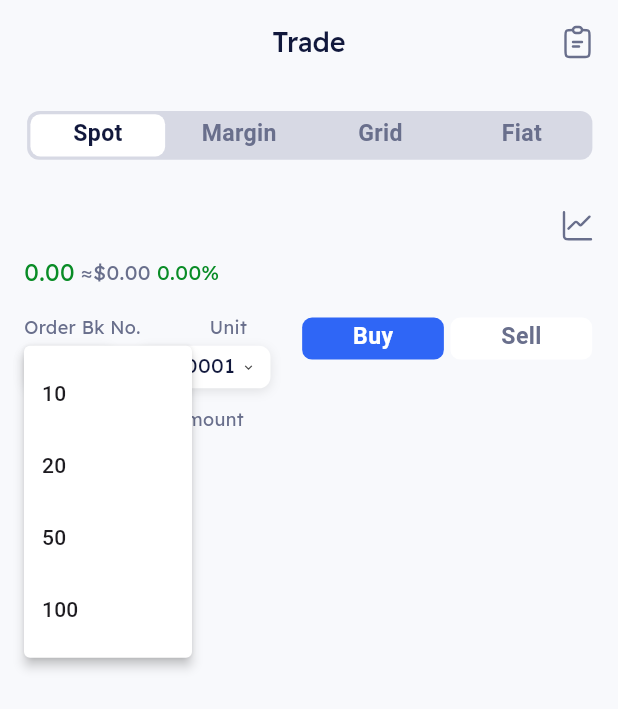
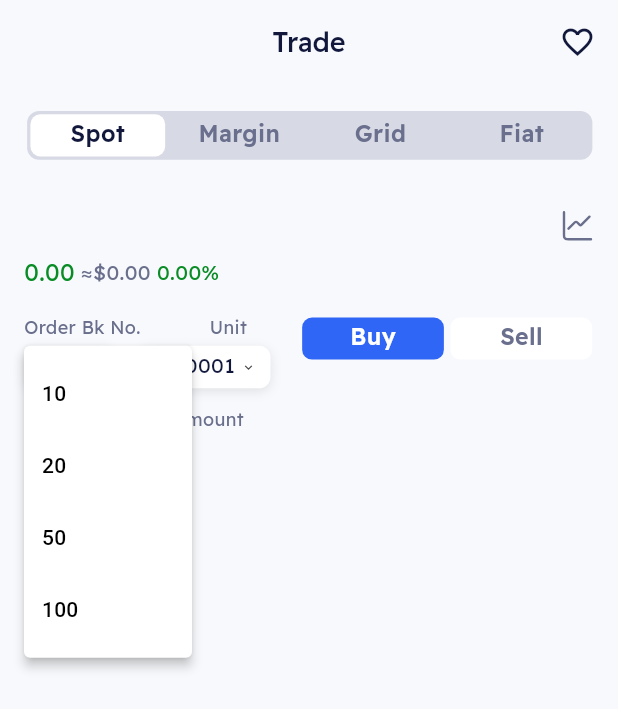
Before and after one commit to jasonwill0212/CryptoExchange_Mobile, a Flutter app: the TradeScreen screen opened directly, after a tap on "10", on a phone screen of 412 x 824 dp. Shown: the top 709 px of the screen. Run offline on Flutter 3.47's test engine with Material 3 defaults, Android fonts, the phone set to English and light mode, and no system bars; our stand-ins replace flutter_svg, shared_preferences; accounts and stored records are empty.

Commit message:
refactor: implement context extension for responsive design and update UI components

```diff
--- a/lib/components/app_social.dart
+++ b/lib/components/app_social.dart
@@ -3,6 +3,7 @@ import 'package:cryptoexchange/components/app_path.dart';
 import 'package:cryptoexchange/components/app_text.dart';
 import 'package:cryptoexchange/components/app_textstyle.dart';
 import 'package:cryptoexchange/core/enum/enum.dart';
+import 'package:cryptoexchange/core/extension/context_extension.dart';
 import 'package:flutter/material.dart';
 import 'package:flutter_svg/svg.dart';
 
@@ -21,12 +22,11 @@ class AppSocial extends StatelessWidget {
 
   @override
   Widget build(BuildContext context) {
-    final size = MediaQuery.of(context).size;
     return InkWell(
       onTap: onTap,
       child: Container(
-        height: height ?? size.height * 0.06,
-        width: width ?? size.width * 0.9,
+        height: height ?? context.screenHeight * 0.06,
+        width: width ?? context.screenWidth * 0.9,
         decoration: _boxDecoration(),
         child: _buildChild(type),
       ),
--- /dev/null
+++ b/lib/core/extension/widget_extension.dart
@@ -0,0 +1 @@
+library;
--- /dev/null
+++ b/lib/core/theme/app_theme.dart
@@ -0,0 +1,89 @@
+import 'package:cryptoexchange/components/app_color.dart';
+import 'package:cryptoexchange/components/app_textstyle.dart';
+import 'package:flutter/material.dart';
+
+class AppTheme {
+  /// Dark Theme Data
+  static final ThemeData darkTheme = ThemeData(
+    // brightness: Brightness.dark,
+    primaryColor: AppColor.darkNavyBlue,
+    scaffoldBackgroundColor: AppColor.darkNavyBlue,
+    appBarTheme: AppBarTheme(
+      backgroundColor: AppColor.darkNavyBlue,
+      titleTextStyle: AppTextStyle.tsMediumdarkNavyBlue18,
+      iconTheme: IconThemeData(color: AppColor.darkNavyBlue),
+    ),
+
+    /// textStyle
+    textTheme: TextTheme(
+      displayLarge: AppTextStyle.tsMediumdarkNavyBlue18.copyWith(
+        color: AppColor.darkNavyBlue,
+      ),
+      displayMedium: AppTextStyle.tsRegulardarkNavyBlue16.copyWith(
+        color: AppColor.white,
+      ),
+      displaySmall: AppTextStyle.tsRegulargrayishNavy14.copyWith(
+        color: AppColor.darkNavyBlue,
+      ),
+      bodyLarge: AppTextStyle.tsRegulargreen16.copyWith(
+        color: AppColor.darkNavyBlue,
+      ),
+      bodyMedium: AppTextStyle.tsRegularred14.copyWith(
+        color: AppColor.darkNavyBlue,
+      ),
+      bodySmall: AppTextStyle.tsRegulargrayishNavy12.copyWith(
+        color: AppColor.darkNavyBlue,
+      ),
+    ),
+
+    /// color scheme
+    colorScheme: ColorScheme.light(
+      primary: AppColor.darkNavyBlue,
+      secondary: AppColor.red,
+      primaryContainer: AppColor.green,
+      onPrimary: AppColor.brightBlue,
+    ),
+  );
+
+  /// Light Theme Data
+  static final ThemeData lightTheme = ThemeData(
+    // brightness: Brightness.light,
+    primaryColor: AppColor.white,
+    scaffoldBackgroundColor: AppColor.almostWhite,
+    appBarTheme: AppBarTheme(
+      backgroundColor: AppColor.almostWhite,
+      titleTextStyle: AppTextStyle.tsMediumdarkNavyBlue18,
+      iconTheme: IconThemeData(color: AppColor.white),
+    ),
+
+    /// textStyle
+    textTheme: TextTheme(
+      displayLarge: AppTextStyle.tsMediumdarkNavyBlue18.copyWith(
+        color: AppColor.almostWhite,
+      ),
+      displayMedium: AppTextStyle.tsRegulardarkNavyBlue16.copyWith(
+        color: AppColor.darkNavyBlue,
+      ),
+      displaySmall: AppTextStyle.tsRegulargrayishNavy14.copyWith(
+        color: AppColor.almostWhite,
+      ),
+      bodyLarge: AppTextStyle.tsRegulargreen16.copyWith(
+        color: AppColor.almostWhite,
+      ),
+      bodyMedium: AppTextStyle.tsRegularred14.copyWith(
+        color: AppColor.almostWhite,
+      ),
+      bodySmall: AppTextStyle.tsRegulargrayishNavy12.copyWith(
+        color: AppColor.almostWhite,
+      ),
+    ),
+
+    /// color scheme
+    colorScheme: ColorScheme.light(
+      primary: AppColor.white,
+      secondary: AppColor.brightBlue,
+      primaryContainer: AppColor.almostWhite,
+      onPrimary: AppColor.white,
+    ),
+  );
+}
--- a/lib/models/orderbook.dart
+++ b/lib/models/orderbook.dart
@@ -2,13 +2,20 @@ import 'package:json_annotation/json_annotation.dart';
 
 part 'orderbook.g.dart';
 
+/// DTO -> Data Transfer Object
 @JsonSerializable()
 class Orderbook {
   // Binance depth update returns 'a' and 'b' as arrays of [price, qty]
   @JsonKey(name: 'a')
   final List<List<String>> asks;
+
   @JsonKey(name: 'b')
   final List<List<String>> bids;
+
+  /// ["12345.67", "0.001"]
+  /// Map to OrderbookEntry
+  /// [price, quantity]
+
   @JsonKey(name: 's')
   final String symbol;
 
@@ -20,4 +27,31 @@ class Orderbook {
 
   /// to JSON
   Map<String, dynamic> toJson() => _$OrderbookToJson(this);
+
+  /// Get list of OrderbookEntry for asks
+  List<OrderbookEntry> get askEntries => asks
+      .map(
+        (item) => OrderbookEntry(
+          price: double.parse(item[0]),
+          quantity: double.parse(item[1]),
+        ),
+      )
+      .toList();
+
+  /// Get list of OrderbookEntry for bids
+  List<OrderbookEntry> get bidEntries => bids
+      .map(
+        (entry) => OrderbookEntry(
+          price: double.parse(entry[0]),
+          quantity: double.parse(entry[1]),
+        ),
+      )
+      .toList();
 }
+
+class OrderbookEntry {
+  final double price;
+  final double quantity;
+
+  OrderbookEntry({required this.price, required this.quantity});
+}
--- a/lib/screens/onboarding/onboarding_page.dart
+++ b/lib/screens/onboarding/onboarding_page.dart
@@ -4,6 +4,7 @@ import 'package:cryptoexchange/components/app_path.dart';
 import 'package:cryptoexchange/components/app_text.dart';
 import 'package:cryptoexchange/components/app_textstyle.dart';
 import 'package:cryptoexchange/core/enum/enum.dart';
+import 'package:cryptoexchange/core/extension/context_extension.dart';
 import 'package:cryptoexchange/provider/onboarding_provider.dart';
 import 'package:cryptoexchange/routes/app_route.dart';
 import 'package:cryptoexchange/services/storage_service.dart';
@@ -102,7 +103,7 @@ Column _onboardingItem(
       Image.asset(AppPath.imgCoinMoney),
       SizedBox(height: 50),
       SizedBox(
-        height: (372 / 812) * MediaQuery.of(context).size.height,
+        height: (372 / 812) * context.screenHeight,
         child: Image.asset(imagePath),
       ),
       SizedBox(
--- a/lib/screens/trade/trade_screen.dart
+++ b/lib/screens/trade/trade_screen.dart
@@ -11,6 +11,9 @@ import 'package:flutter/material.dart';
 import 'package:flutter_svg/flutter_svg.dart';
 import 'package:provider/provider.dart';
 
+/// State Mangemenent
+/// Global State -> use in multiple places
+/// Local State -> use in one place only
 class TradeScreen extends StatefulWidget {
   const TradeScreen({super.key});
 
@@ -41,7 +44,7 @@ class _TradeScreenState extends State<TradeScreen> {
       actions: [
         Padding(
           padding: const EdgeInsets.only(right: 15),
-          child: SvgPicture.asset(AppPath.icOrder),
+          child: Icon(Icons.favorite_border, color: AppColor.darkNavyBlue),
         ),
       ],
     );
@@ -54,6 +57,7 @@ class _TradeScreenState extends State<TradeScreen> {
         children: [
           SizedBox(height: 18),
           // Custom trade tab
+          /// TODO: Implement Tabbar Flutter Widget
           AppSegmented(
             tabs: const ['Spot', 'Margin', 'Grid', 'Fiat'],
             selectedIndex: selectedIndex,
@@ -66,6 +70,11 @@ class _TradeScreenState extends State<TradeScreen> {
           SizedBox(height: 16),
 
           SizedBox(height: 16),
+
+          /// TODO: Implement bottomsheet for coin selection that displasys list of coins
+          /// this coins data comes from HomeProvider and they're real-time updated via websocket
+          /// default coin is BTCUSDT
+          /// has check icon to indicate selected coin
           Consumer<HomeProvider>(
             builder: (_, homeProvider, __) {
               return Column(
```
Also changed, not shown: lib/components/app_button.dart (+4 -3 lines), lib/core/extension/context_extension.dart (added, +24 -0 lines), lib/main.dart (+20 -9 lines), lib/provider/theme_provider.dart (+27 -3 lines), lib/screens/home/home_screen.dart (+16 -27 lines), lib/screens/settings/setting_page.dart (+50 -46 lines), lib/screens/settings/widget/widget_tableview.dart (+106 -41 lines), lib/services/binance_websocket_service.dart (+3 -5 lines), lib/services/storage_service.dart (+13 -0 lines).
